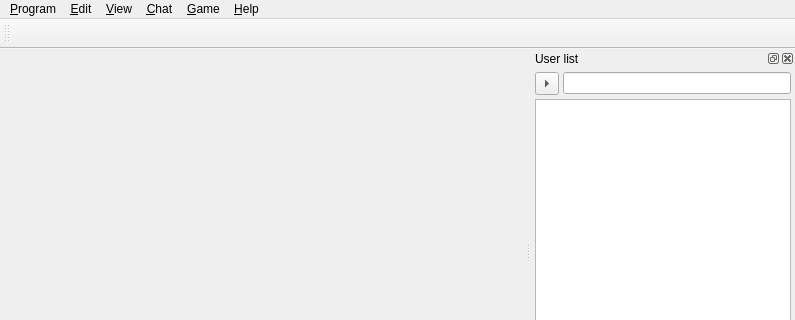
tizbac/qtlobby, file ui/mainWidget.ui: the form before one commit; both pictures show x 0 to 795 and y 0 to 320 of the 795 by 736 pixel window.
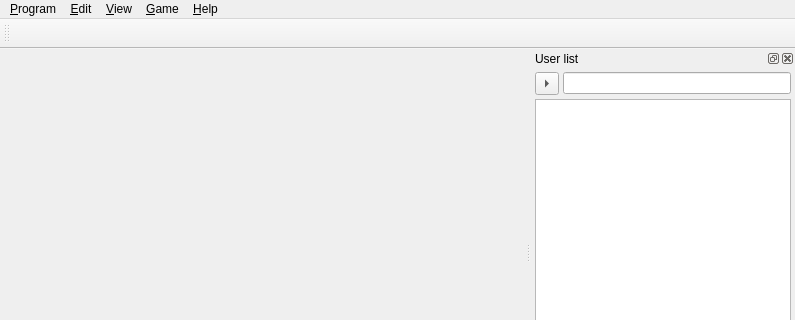
The form after the commit. Icons and pictures are not drawn. Custom widgets are drawn as their Qt base class.

Commit message: Fixed issue 112 Fixed issue 113

The edit to the form file:
```diff
--- a/ui/mainWidget.ui
+++ b/ui/mainWidget.ui
@@ -77,13 +77,6 @@
     <addaction name="actionMap_list"/>
     <addaction name="actionGroups"/>
    </widget>
-   <widget class="QMenu" name="menu_Chat">
-    <property name="title">
-     <string>&amp;Chat</string>
-    </property>
-    <addaction name="action_Join"/>
-    <addaction name="actionLeave"/>
-   </widget>
    <widget class="QMenu" name="menu_Game">
     <property name="title">
      <string>&amp;Game</string>
@@ -94,7 +87,6 @@
    <addaction name="menu_Program"/>
    <addaction name="menu_Tools"/>
    <addaction name="menu_View"/>
-   <addaction name="menu_Chat"/>
    <addaction name="menu_Game"/>
    <addaction name="menu_Help"/>
   </widget>
```
Left out of the diff: 42 changed lines with no effect on the pictures. The commit also changes 2 other files.
